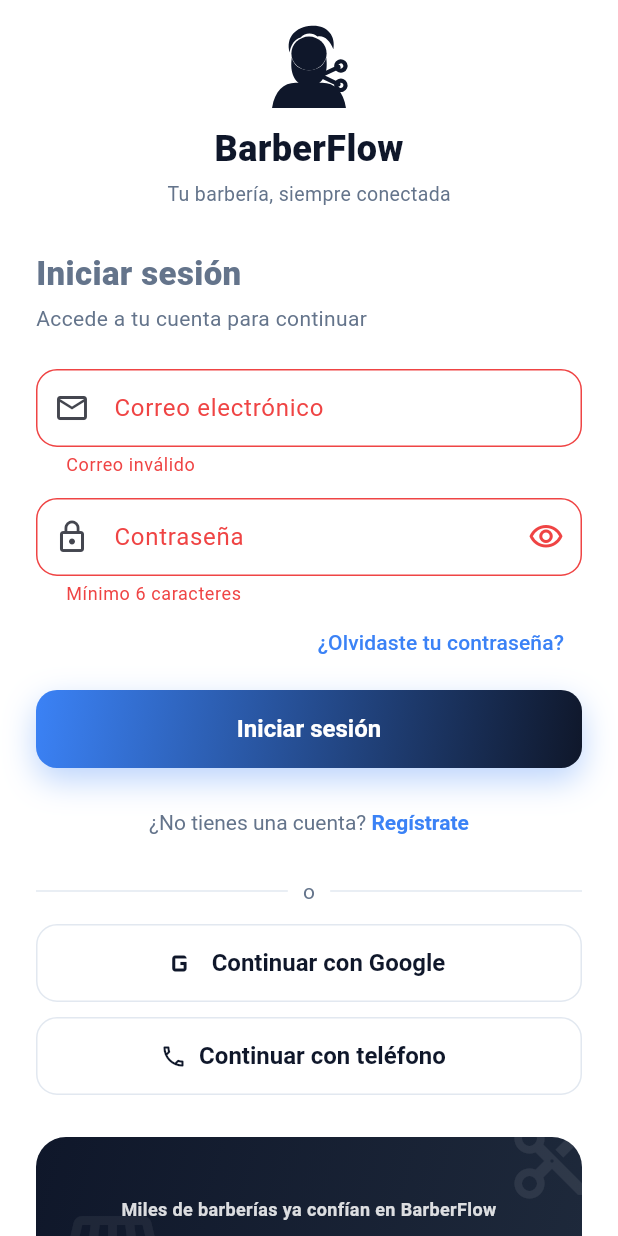
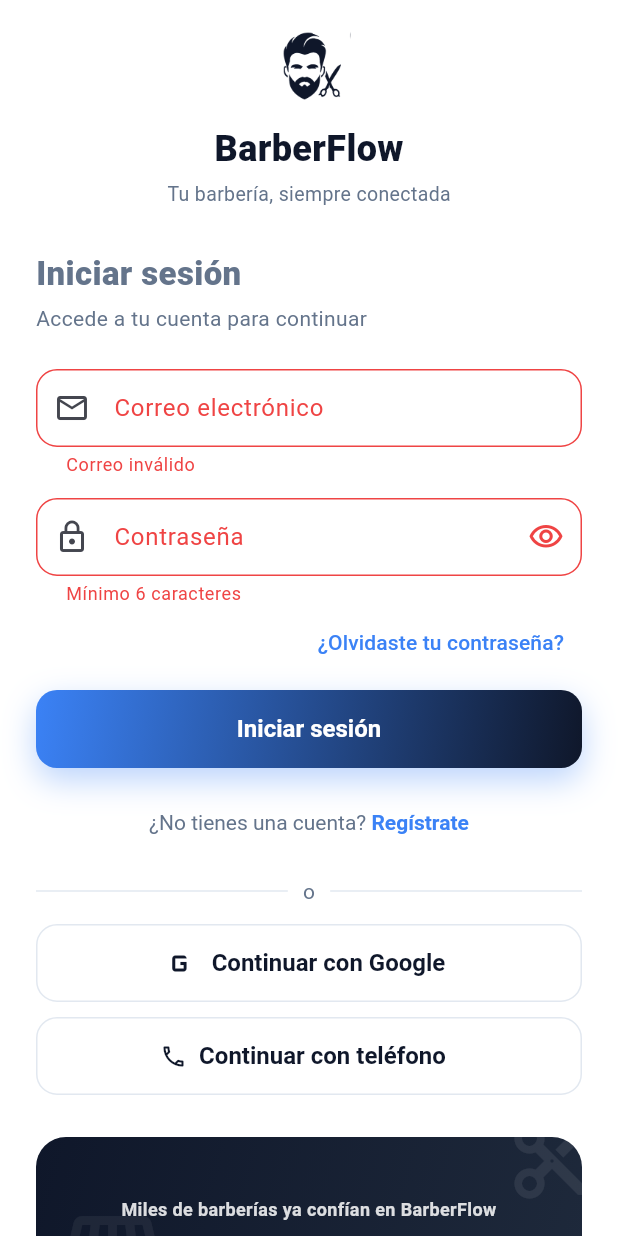
Before and after one commit to aldemarferreira347-creator/Barber_flutter, a Flutter app: the screen it shows after launch, after a tap on "Iniciar sesión", on a phone screen of 412 x 824 dp. Run offline on Flutter 3.47's test engine with Material 3 defaults, Android fonts, the phone set to English and light mode, and no system bars; drawn by our look-alikes of flutter_animate; our stand-ins replace cloud_firestore, cloud_functions, firebase_auth, firebase_core, firebase_messaging, firebase_storage and 5 more; accounts and stored records are empty.

Commit message:
feat: usar foto y logo reales del usuario en vez de aproximaciones dibujadas
- Splash: fondo ahora es la foto real de la barbería (lib/views/img/fondo.png)
  con un scrim degradado para legibilidad, en vez del gradiente aproximado.
- BrandMark ahora usa el logo real (lib/views/img/logo.png) en vez del
  CustomPainter dibujado a mano. El PNG original venia con fondo negro
  opaco (no transparente); se proceso una sola vez con un umbral de
  luminancia para generar el canal alfa correcto (silueta blanca sobre
  transparente), permitiendo re-tenirlo por pantalla via ColorFilter sin
  tocar AppColors.

Co-Authored-By: Claude Sonnet 5 <noreply@anthropic.com>

```diff
--- a/lib/views/splash/splash_view.dart
+++ b/lib/views/splash/splash_view.dart
@@ -28,15 +28,24 @@ class _SplashViewState extends State<SplashView> {
   @override
   Widget build(BuildContext context) {
     return Scaffold(
-      body: Container(
+      body: Stack(
+        fit: StackFit.expand,
+        children: [
+          Image.asset('lib/views/img/fondo.png', fit: BoxFit.cover),
+          DecoratedBox(
             decoration: BoxDecoration(
-          gradient: RadialGradient(
-            center: Alignment.topCenter,
-            radius: 1.3,
-            colors: [const Color(0xFF1E293B), AppColors.primary],
+              gradient: LinearGradient(
+                begin: Alignment.topCenter,
+                end: Alignment.bottomCenter,
+                colors: [
+                  AppColors.primary.withValues(alpha: 0.55),
+                  const Color(0xFF1E293B).withValues(alpha: 0.75),
+                  const Color(0xFF0B1220).withValues(alpha: 0.92),
+                ],
               ),
             ),
-        child: SafeArea(
+          ),
+          SafeArea(
             child: Column(
               children: [
                 Expanded(
@@ -94,6 +103,7 @@ class _SplashViewState extends State<SplashView> {
               ],
             ),
           ),
+        ],
       ),
     );
   }
--- a/lib/views/widgets/brand_mark.dart
+++ b/lib/views/widgets/brand_mark.dart
@@ -2,12 +2,12 @@ import 'package:flutter/material.dart';
 
 import '../../theme/app_colors.dart';
 
-/// Ícono de marca: silueta de un caballero con barba y tijeras, siguiendo el
-/// logo de referencia entregado por el cliente. El color se adapta al fondo
-/// de cada pantalla (blanco sobre fondo oscuro, azul marino sobre fondo
-/// claro) reutilizando los tokens existentes de [AppColors] — no introduce
-/// colores nuevos. Las tijeras "cortan" en un loop sutil para que el logo
-/// nunca se sienta estático.
+/// Ícono de marca: el logo real entregado por el cliente (silueta de un
+/// caballero con barba + tijeras, `lib/views/img/logo.png`). Es blanco sobre
+/// fondo transparente, así que se re-tiñe con [ColorFilter] para adaptarse a
+/// cada pantalla (blanco sobre fondo oscuro, azul marino sobre fondo claro)
+/// reutilizando los tokens existentes de [AppColors] — no introduce colores
+/// nuevos. Respira suavemente para que el logo nunca se sienta estático.
 class BrandMark extends StatefulWidget {
   final double size;
   final Color? color;
@@ -28,7 +28,7 @@ class _BrandMarkState extends State<BrandMark>
     super.initState();
     _controller = AnimationController(
       vsync: this,
-      duration: const Duration(milliseconds: 1400),
+      duration: const Duration(milliseconds: 1800),
     );
     if (widget.spin) _controller.repeat(reverse: true);
   }
@@ -42,90 +42,19 @@ class _BrandMarkState extends State<BrandMark>
   @override
   Widget build(BuildContext context) {
     final resolvedColor = widget.color ?? AppColors.primary;
-    return SizedBox(
-      width: widget.size,
-      height: widget.size,
-      child: AnimatedBuilder(
-        animation: _controller,
-        builder: (context, _) => CustomPaint(
-          painter: _BarberFacePainter(resolvedColor, _controller.value),
+    return AnimatedBuilder(
+      animation: _controller,
+      builder: (context, child) =>
+          Transform.scale(scale: 1 + (_controller.value * 0.04), child: child),
+      child: ColorFiltered(
+        colorFilter: ColorFilter.mode(resolvedColor, BlendMode.srcIn),
+        child: Image.asset(
+          'lib/views/img/logo.png',
+          width: widget.size,
+          height: widget.size,
+          fit: BoxFit.contain,
         ),
       ),
     );
   }
 }
-
-class _BarberFacePainter extends CustomPainter {
-  final Color color;
-  final double snip;
-
-  _BarberFacePainter(this.color, this.snip);
-
-  @override
-  void paint(Canvas canvas, Size size) {
-    final w = size.width;
-    final h = size.height;
-    final fill = Paint()
-      ..color = color
-      ..style = PaintingStyle.fill
-      ..isAntiAlias = true;
-
-    // Cabello: mechón peinado hacia atrás sobre la frente.
-    final hair = Path()
-      ..moveTo(w * 0.27, h * 0.34)
-      ..cubicTo(w * 0.22, h * 0.16, w * 0.34, h * 0.03, w * 0.53, h * 0.02)
-      ..cubicTo(w * 0.72, h * 0.01, w * 0.82, h * 0.14, w * 0.79, h * 0.30)
-      ..cubicTo(w * 0.75, h * 0.20, w * 0.68, h * 0.13, w * 0.60, h * 0.15)
-      ..cubicTo(w * 0.55, h * 0.10, w * 0.45, h * 0.10, w * 0.40, h * 0.16)
-      ..cubicTo(w * 0.33, h * 0.18, w * 0.28, h * 0.25, w * 0.27, h * 0.34)
-      ..close();
-    canvas.drawPath(hair, fill);
-
-    // Cabeza (óvalo del rostro).
-    canvas.drawOval(
-      Rect.fromLTWH(w * 0.29, h * 0.15, w * 0.42, h * 0.40),
-      fill,
-    );
-
-    // Barba y bigote, siguiendo el contorno inferior del rostro.
-    final beard = Path()
-      ..moveTo(w * 0.295, h * 0.40)
-      ..cubicTo(w * 0.27, h * 0.58, w * 0.32, h * 0.72, w * 0.50, h * 0.76)
-      ..cubicTo(w * 0.68, h * 0.72, w * 0.73, h * 0.58, w * 0.705, h * 0.40)
-      ..cubicTo(w * 0.68, h * 0.50, w * 0.60, h * 0.55, w * 0.50, h * 0.55)
-      ..cubicTo(w * 0.40, h * 0.55, w * 0.32, h * 0.50, w * 0.295, h * 0.40)
-      ..close();
-    canvas.drawPath(beard, fill);
-
-    // Hombros / busto.
-    final bust = Path()
-      ..moveTo(w * 0.06, h)
-      ..cubicTo(w * 0.09, h * 0.80, w * 0.20, h * 0.70, w * 0.34, h * 0.70)
-      ..lineTo(w * 0.66, h * 0.70)
-      ..cubicTo(w * 0.80, h * 0.70, w * 0.91, h * 0.80, w * 0.94, h)
-      ..close();
-    canvas.drawPath(bust, fill);
-
-    // Tijeras superpuestas en la barba, con un leve efecto de "corte".
-    final scissorPaint = Paint()
-      ..color = color
-      ..style = PaintingStyle.stroke
-      ..strokeWidth = w * 0.05
-      ..strokeCap = StrokeCap.round;
-    final angle = 0.34 + (snip * 0.16);
-    final origin = Offset(w * 0.635, h * 0.615);
-    for (final dir in [1.0, -1.0]) {
-      canvas.save();
-      canvas.translate(origin.dx, origin.dy);
-      canvas.rotate(dir * angle);
-      canvas.drawLine(Offset.zero, Offset(w * 0.24, 0), scissorPaint);
-      canvas.drawCircle(Offset(w * 0.27, 0), w * 0.055, scissorPaint);
-      canvas.restore();
-    }
-    canvas.drawCircle(origin, w * 0.025, fill);
-  }
-
-  @override
-  bool shouldRepaint(covariant _BarberFacePainter oldDelegate) =>
-      oldDelegate.color != color || oldDelegate.snip != snip;
-}
```
Also changed, not shown: pubspec.yaml (+4 -5 lines), lib/views/img/logo.png (added). Lines whose indentation alone changed are shown as unchanged.
